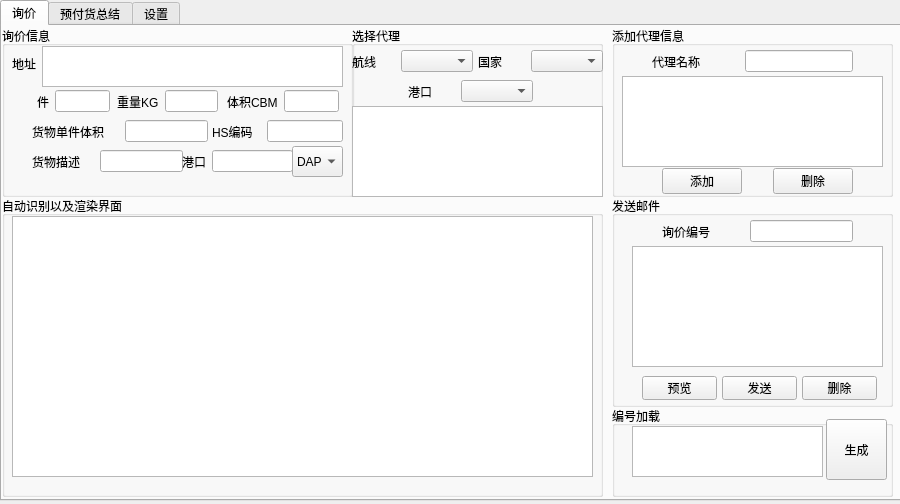
The window that Ui/untitled.ui (jerryliang122-vast/working-CIF-service) describes before a commit, drawn with Qt 5.
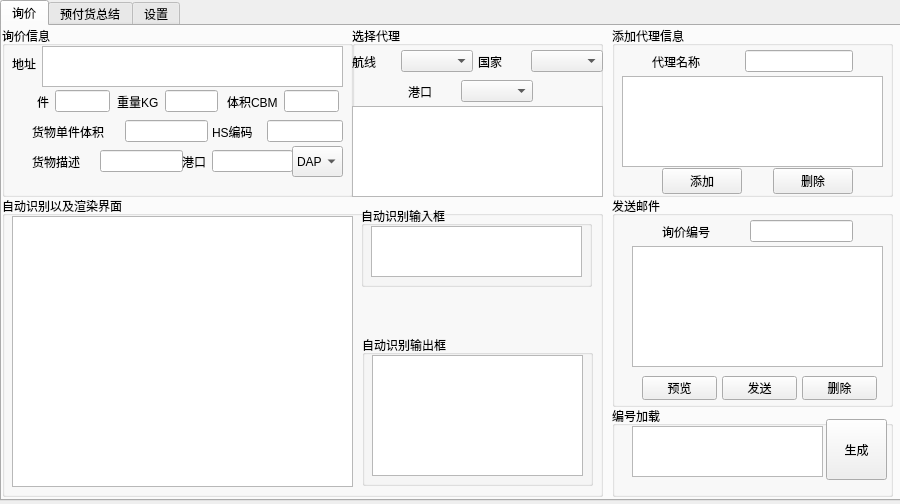
The same window after the commit. The open tabs and pages were chosen to show the change.

Commit message: 优化代理信息管理界面，增强删除功能及预付货总结Tab内容 修复无法随机生成的bug，更新build脚本及使用build spec

What changed in the file:
```diff
--- a/Ui/untitled.ui
+++ b/Ui/untitled.ui
@@ -623,11 +623,57 @@
        <rect>
         <x>10</x>
         <y>20</y>
-        <width>581</width>
-        <height>261</height>
+        <width>341</width>
+        <height>271</height>
        </rect>
       </property>
      </widget>
+     <widget class="QGroupBox" name="groupBox_7">
+      <property name="geometry">
+       <rect>
+        <x>359</x>
+        <y>10</y>
+        <width>231</width>
+        <height>81</height>
+       </rect>
+      </property>
+      <property name="title">
+       <string>自动识别输入框</string>
+      </property>
+      <widget class="QPlainTextEdit" name="aiimport">
+       <property name="geometry">
+        <rect>
+         <x>10</x>
+         <y>20</y>
+         <width>211</width>
+         <height>51</height>
+        </rect>
+       </property>
+      </widget>
+     </widget>
+     <widget class="QGroupBox" name="groupBox_8">
+      <property name="geometry">
+       <rect>
+        <x>360</x>
+        <y>139</y>
+        <width>231</width>
+        <height>151</height>
+       </rect>
+      </property>
+      <property name="title">
+       <string>自动识别输出框</string>
+      </property>
+      <widget class="QTextEdit" name="aioutput">
+       <property name="geometry">
+        <rect>
+         <x>10</x>
+         <y>20</y>
+         <width>211</width>
+         <height>121</height>
+        </rect>
+       </property>
+      </widget>
+     </widget>
     </widget>
     <widget class="QGroupBox" name="groupBox_5">
      <property name="geometry">
```
Left out of the diff: 2 changed lines with no effect on the pictures. The commit also changes 2 other files.
